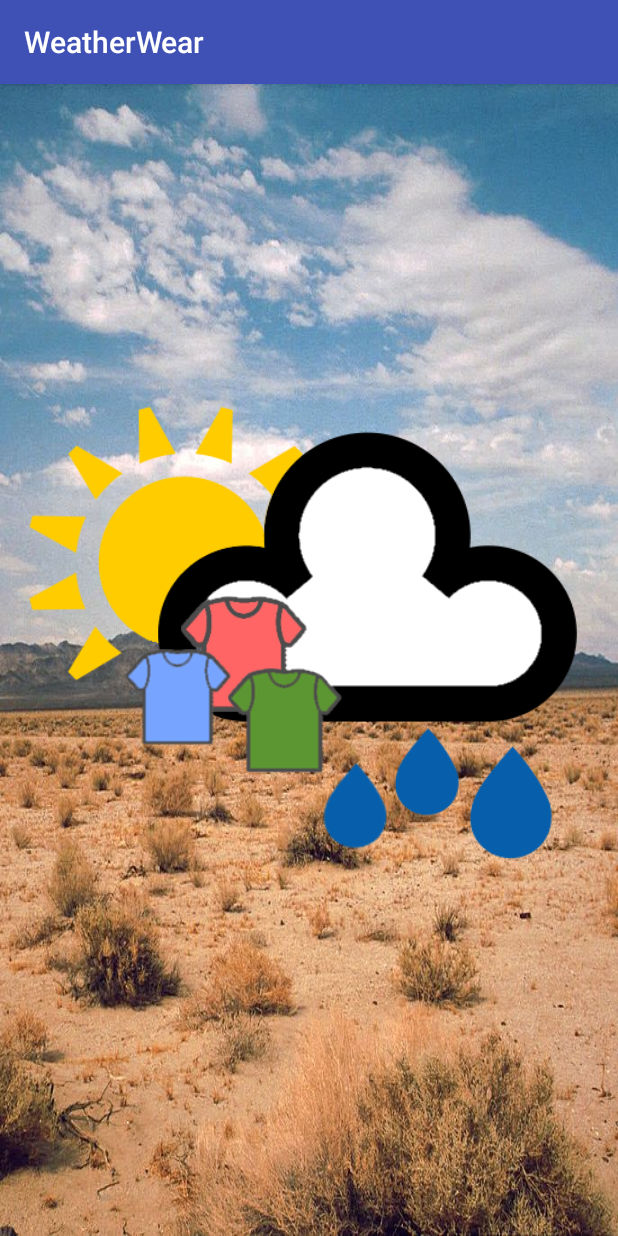
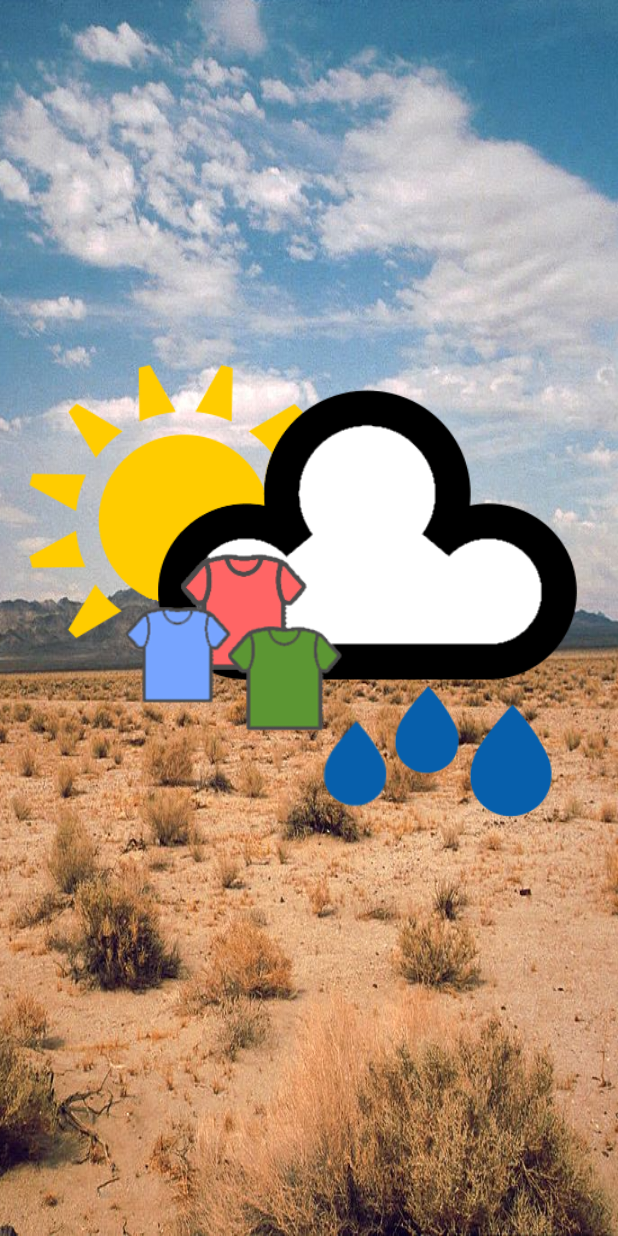
Before and after one commit to alexismtaylor/WeatherWear, an Android app: the screen it shows after launch (SplashScreen), on a phone screen of 412 x 824 dp. Run offline under Robolectric (Android 15) with nearby library versions, the phone set to English and light mode, and no system bars.

Commit message:
minor change

```diff
--- a/app/src/main/AndroidManifest.xml
+++ b/app/src/main/AndroidManifest.xml
@@ -9,7 +9,8 @@
         android:roundIcon="@mipmap/ic_launcher_round"
         android:supportsRtl="true"
         android:theme="@style/AppTheme">
-        <activity android:name=".SplashScreen">
+        <activity android:name=".SplashScreen"
+            android:theme="@style/AppTheme1">
 
             <intent-filter>
                 <action android:name="android.intent.action.MAIN" />
--- a/app/src/main/res/values/styles.xml
+++ b/app/src/main/res/values/styles.xml
@@ -8,4 +8,11 @@
         <item name="colorAccent">@color/colorAccent</item>
     </style>
 
+    <style name="AppTheme1" parent="Theme.AppCompat.Light.NoActionBar">
+        <!-- Customize your theme here. -->
+        <item name="colorPrimary">@color/colorPrimary</item>
+        <item name="colorPrimaryDark">@color/colorPrimaryDark</item>
+        <item name="colorAccent">@color/colorAccent</item>
+    </style>
+
 </resources>
```
